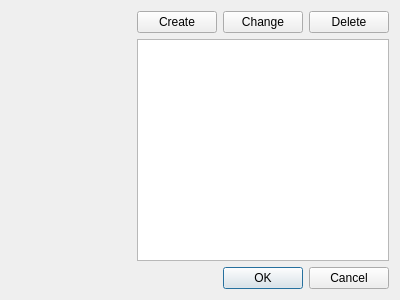
Old version of the form manageaccountsdialog.ui in the repository Wooderan/TestiMy.
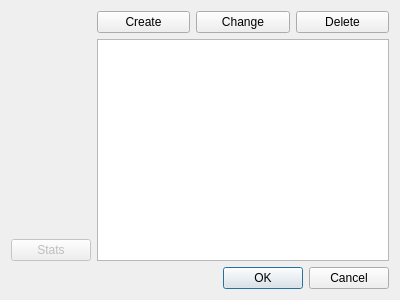
New version of the form.

Diff of the .ui file:
```diff
--- a/manageaccountsdialog.ui
+++ b/manageaccountsdialog.ui
@@ -13,10 +13,12 @@
   <property name="windowTitle">
    <string>Dialog</string>
   </property>
+  <layout class="QVBoxLayout" name="verticalLayout_3">
+   <item>
+    <layout class="QHBoxLayout" name="horizontalLayout_2">
+     <item>
   <layout class="QVBoxLayout" name="verticalLayout_2">
    <item>
-    <layout class="QHBoxLayout" name="horizontalLayout_2" stretch="1,2">
-     <item>
       <widget class="QLabel" name="label">
        <property name="text">
         <string/>
@@ -25,6 +27,18 @@
         <set>Qt::AlignCenter</set>
        </property>
       </widget>
+       </item>
+       <item>
+        <widget class="QPushButton" name="pushButton_stats">
+         <property name="enabled">
+          <bool>false</bool>
+         </property>
+         <property name="text">
+          <string>Stats</string>
+         </property>
+        </widget>
+       </item>
+      </layout>
      </item>
      <item>
       <layout class="QVBoxLayout" name="verticalLayout">
```
Lines whose indentation alone changed are shown as unchanged.
